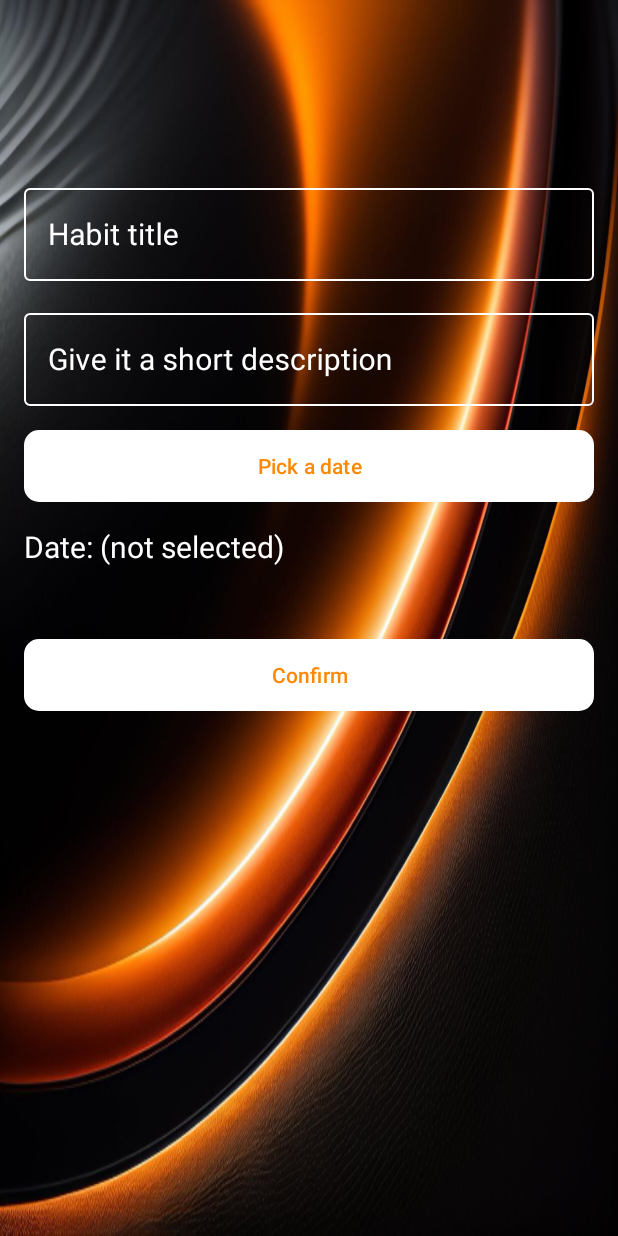
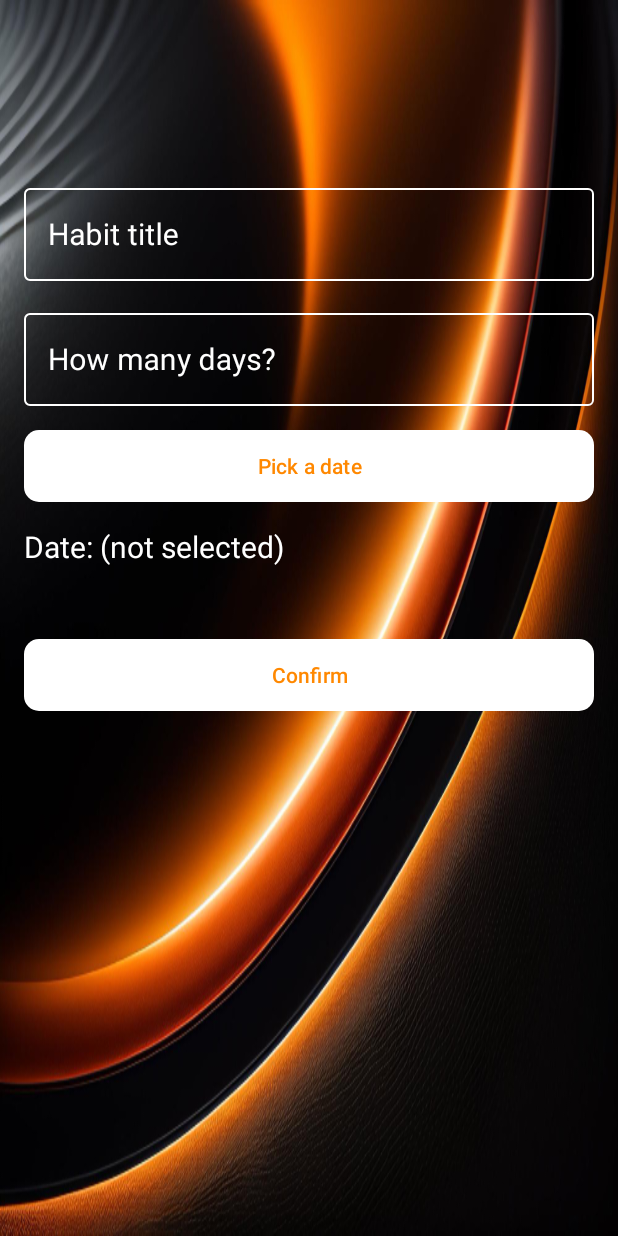
Before and after one commit to vladislav-8/MyHabitReminder, an Android app: the CreateHabitFragment screen opened through its navigation route, on a phone screen of 412 x 824 dp. Run offline under Robolectric (Android 15) with nearby library versions, the phone set to English and light mode, and no system bars; our stand-ins replace Firebase (no records; nobody signed in at launch, a user with empty details on screens opened directly), navigation-ui.

Commit message:
add days count

```diff
--- a/app/src/main/java/com/practicum/myhabitreminder/common/db/converters/ConverterDb.kt
+++ b/app/src/main/java/com/practicum/myhabitreminder/common/db/converters/ConverterDb.kt
@@ -10,7 +10,8 @@ class ConverterDb {
             id = from.id,
             title = from.title!!,
             description = from.description!!,
-            timeStamp = from.timeStamp!!
+            timeStamp = from.timeStamp!!,
+            daysCounter = from.daysCounter!!
         )
     }
 
@@ -20,6 +21,7 @@ class ConverterDb {
             title = from.title,
             description = from.description,
             timeStamp = from.timeStamp,
+            daysCounter = from.daysCounter
             )
     }
 }
--- a/app/src/main/java/com/practicum/myhabitreminder/common/db/entity/HabitEntity.kt
+++ b/app/src/main/java/com/practicum/myhabitreminder/common/db/entity/HabitEntity.kt
@@ -12,7 +12,8 @@ data class HabitEntity(
     val id: Int,
     val title: String?,
     val description: String?,
-    val timeStamp: String?
+    val timeStamp: String?,
+    val daysCounter: Int?
 ): Parcelable
 
 {
@@ -21,6 +22,7 @@ data class HabitEntity(
         parcel.readString(),
         parcel.readString(),
         parcel.readString(),
+        parcel.readInt(),
     )
 
     override fun writeToParcel(parcel: Parcel, flags: Int) {
--- a/app/src/main/java/com/practicum/myhabitreminder/common/di/HabitModule.kt
+++ b/app/src/main/java/com/practicum/myhabitreminder/common/di/HabitModule.kt
@@ -14,7 +14,7 @@ import com.practicum.myhabitreminder.domain.usecase.timer.SetPreviousTimerLength
 import com.practicum.myhabitreminder.domain.usecase.timer.GetTimerLengthUseCase
 import com.practicum.myhabitreminder.domain.usecase.timer.SetSecondsRemainingUseCase
 import com.practicum.myhabitreminder.domain.usecase.timer.SetTimerStateUseCase
-import com.practicum.myhabitreminder.presentation.viewmodels.HabitViewModel
+import com.practicum.myhabitreminder.presentation.viewmodels.ViewModel
 import org.koin.android.ext.koin.androidContext
 import org.koin.androidx.viewmodel.dsl.viewModelOf
 import org.koin.core.module.dsl.singleOf
@@ -27,7 +27,7 @@ val habitModule = module {
         HabitRepositoryImpl(database = get(), converter = get())
     }
 
-    viewModelOf(::HabitViewModel)
+    viewModelOf(::ViewModel)
 
 
     singleOf(::GetPreviousTimerLengthSecondsUseCase)
--- a/app/src/main/java/com/practicum/myhabitreminder/common/diffutil/HabitViewHolder.kt
+++ b/app/src/main/java/com/practicum/myhabitreminder/common/diffutil/HabitViewHolder.kt
@@ -4,23 +4,21 @@ import android.view.View
 import android.widget.TextView
 import androidx.recyclerview.widget.RecyclerView
 import com.practicum.myhabitreminder.R
-import com.practicum.myhabitreminder.data.network.ApiCall
 import com.practicum.myhabitreminder.domain.models.Habit
 
 class HabitViewHolder(itemView: View) : RecyclerView.ViewHolder(itemView) {
 
     private var mSelectedCategory: String = "animal"
-    private val counter = 0
 
     private val habitTitle = itemView.findViewById<TextView>(R.id.tv_item_title)
     private val habitDescription = itemView.findViewById<TextView>(R.id.tv_item_description)
     private val timeStamp = itemView.findViewById<TextView>(R.id.tv_item_createdTimeStamp)
-    private var daysCount = itemView.findViewById<TextView>(R.id.tv_days_counter)
+    private val daysCounter = itemView.findViewById<TextView>(R.id.tv_days_counter)
 
     fun bind(model: Habit) {
         habitTitle.text = model.title
         habitDescription.text = model.description
         timeStamp.text = "Since: ${model.timeStamp}"
-        daysCount.text = "days counter = $counter"
+        daysCounter.text = "days count: ${model.daysCounter}"
     }
 }
--- a/app/src/main/java/com/practicum/myhabitreminder/common/utils/Constants.kt
+++ b/app/src/main/java/com/practicum/myhabitreminder/common/utils/Constants.kt
@@ -4,3 +4,7 @@ package com.practicum.myhabitreminder.common.utils
 const val TIMER_STATE_ID = "timer_state"
 const val SECONDS_REMAINING_ID = "seconds_remaining"
 const val PREVIOUS_TIMER_LENGTH_SECONDS_ID = "previous_timer_length_seconds"
+
+
+//bundle
+const val EXTRA_KEY = "HABIT_KEY"
--- a/app/src/main/java/com/practicum/myhabitreminder/domain/models/Habit.kt
+++ b/app/src/main/java/com/practicum/myhabitreminder/domain/models/Habit.kt
@@ -4,5 +4,6 @@ data class Habit(
     val id: Int,
     val title: String,
     val description: String,
-    val timeStamp: String
+    val timeStamp: String,
+    var daysCounter: Int
 )
--- a/app/src/main/java/com/practicum/myhabitreminder/presentation/fragments/CreateHabitFragment.kt
+++ b/app/src/main/java/com/practicum/myhabitreminder/presentation/fragments/CreateHabitFragment.kt
@@ -2,8 +2,6 @@ package com.practicum.myhabitreminder.presentation.fragments
 
 import android.app.DatePickerDialog
 import android.os.Bundle
-import android.os.CountDownTimer
-import android.util.Log
 import androidx.fragment.app.Fragment
 import android.view.LayoutInflater
 import android.view.View
@@ -15,7 +13,7 @@ import com.practicum.myhabitreminder.R
 import com.practicum.myhabitreminder.common.utils.Calculations
 import com.practicum.myhabitreminder.databinding.FragmentCreateHabitBinding
 import com.practicum.myhabitreminder.domain.models.Habit
-import com.practicum.myhabitreminder.presentation.viewmodels.HabitViewModel
+import com.practicum.myhabitreminder.presentation.viewmodels.ViewModel
 import org.koin.androidx.viewmodel.ext.android.viewModel
 import java.util.Calendar
 
@@ -26,7 +24,7 @@ class CreateHabitFragment : Fragment(),
 
     private var _binding: FragmentCreateHabitBinding? = null
     private val binding get() = _binding!!
-    private val viewModel by viewModel<HabitViewModel>()
+    private val viewModel by viewModel<ViewModel>()
 
     override fun onCreateView(
         inflater: LayoutInflater, container: ViewGroup?,
@@ -63,7 +61,7 @@ class CreateHabitFragment : Fragment(),
             viewModel.timeStamp = viewModel.cleanDate
 
             if (!(viewModel.title.isEmpty() || viewModel.description.isEmpty() || viewModel.cleanDate.isBlank())) {
-                val habit = Habit(0, viewModel.title, viewModel.description, viewModel.timeStamp)
+                val habit = Habit(0, viewModel.title, viewModel.description, viewModel.timeStamp, viewModel.daysCounter)
                 viewModel.addHabit(habit)
                 Toast.makeText(context, R.string.habit_created, Toast.LENGTH_SHORT).show()
                 findNavController().popBackStack()
--- a/app/src/main/res/layout/fragment_create_habit.xml
+++ b/app/src/main/res/layout/fragment_create_habit.xml
@@ -33,7 +33,7 @@
         android:layout_height="wrap_content"
         android:layout_marginHorizontal="@dimen/margin_horizontal_16dp"
         android:layout_marginTop="@dimen/marginTop_16"
-        android:hint="@string/give_it_a_short_description"
+        android:hint="@string/how_many_days"
         android:theme="@style/ThemeOverlay.AppTheme.TextInputEditText.Outlined"
         app:layout_constraintStart_toStartOf="parent"
         app:layout_constraintTop_toBottomOf="@id/et_habitTitle_1">
--- a/app/src/main/res/layout/habit_item.xml
+++ b/app/src/main/res/layout/habit_item.xml
@@ -58,7 +58,7 @@
                 android:layout_height="wrap_content"
                 android:textColor="@android:color/black"
                 android:textSize="22sp"
-                tools:text="days counter: 0" />
+                tools:text="some joke from api" />
 
             <TextView
                 android:id="@+id/tv_item_createdTimeStamp"
--- a/app/src/main/res/values/strings.xml
+++ b/app/src/main/res/values/strings.xml
@@ -9,7 +9,7 @@
     <string name="time">Time: %s</string>
     <string name="date">Date: %s</string>
     <string name="habit_title">Habit title</string>
-    <string name="give_it_a_short_description">Give it a short description</string>
+    <string name="how_many_days">How many days?</string>
     <string name="pick_a_date">Pick a date</string>
     <string name="date_not_selected">Date: (not selected)</string>
     <string name="pick_a_time">Pick a time</string>
```
Also changed, not shown: app/src/main/java/com/practicum/myhabitreminder/presentation/fragments/AppFragment.kt (+12 -6 lines), app/src/main/java/com/practicum/myhabitreminder/presentation/viewmodels/ViewModel.kt (renamed from app/src/main/java/com/practicum/myhabitreminder/presentation/viewmodels/HabitViewModel.kt, +4 -6 lines), app/src/main/res/layout/fragment_app.xml (+10 -2 lines).
